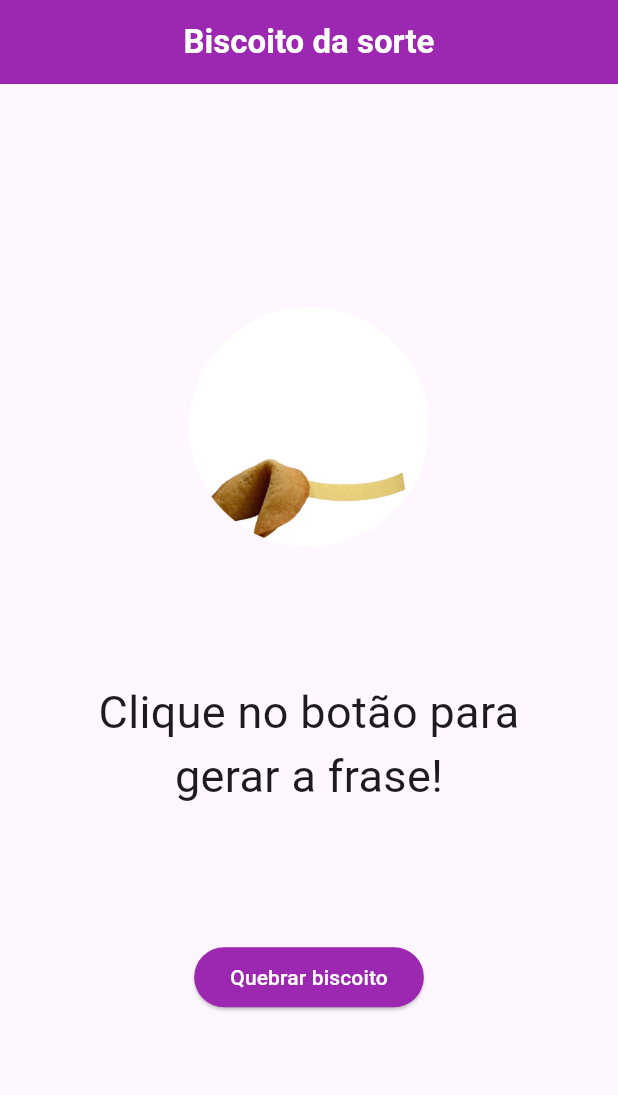
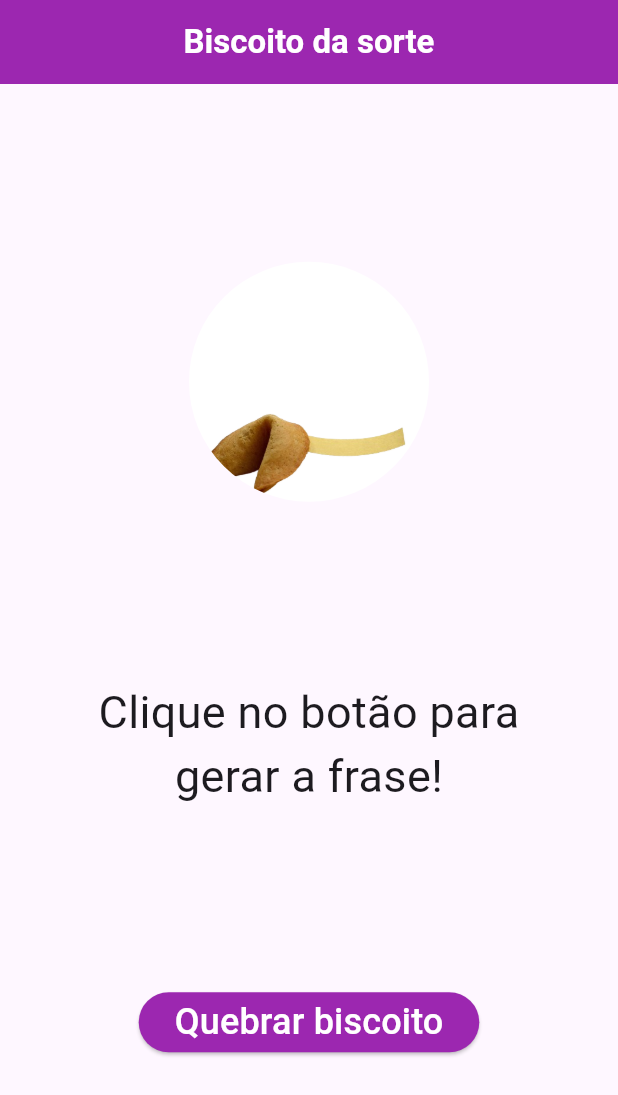
Before and after one commit to rafaelabou1999/first-flutter-project, a Flutter app: the screen it shows after launch, on a phone screen of 412 x 824 dp. Shown: the top 1095 px of the screen. Run offline on Flutter 3.47's test engine with Material 3 defaults, Android fonts, the phone set to English and light mode, and no system bars.

Commit message:
Changing Padding and FontSize

```diff
--- a/lib/main.dart
+++ b/lib/main.dart
@@ -60,7 +60,7 @@ class _HomeState extends State<Home> {
       ),
           body: Center(
             child: Padding(
-              padding: EdgeInsets.all(60),
+              padding: EdgeInsets.only(left:40, right:40),
               child:Column(
                 mainAxisAlignment: MainAxisAlignment.spaceEvenly,
                 children:[
@@ -76,7 +76,7 @@ class _HomeState extends State<Home> {
                   ElevatedButton(
                       onPressed: quebrarBiscoito
                       ,
-                      child: Text("Quebrar biscoito"),
+                      child: Text("Quebrar biscoito", style: TextStyle(fontSize:24)),
                       style: ElevatedButton.styleFrom(
                           backgroundColor: Colors.purple,
                           foregroundColor: Colors.white
```
